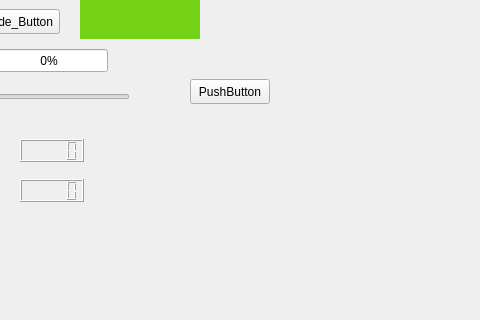
Before: the Qt Designer form mainwindow.ui in MohammadRezaee1932/Debug-test, drawn with Qt 5; both pictures show x 190 to 670 and y 91 to 411 of the 800 by 600 pixel window.
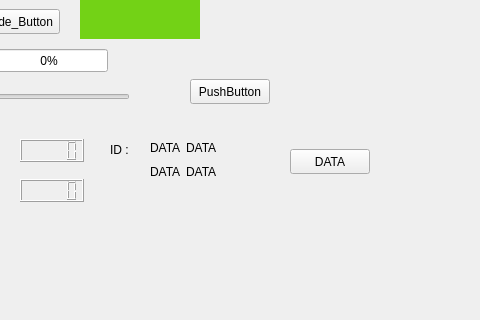
After: the same form once the commit is applied.

Commit message: lable and byte oders

```diff
--- a/mainwindow.ui
+++ b/mainwindow.ui
@@ -118,6 +118,87 @@
      </rect>
     </property>
    </widget>
+   <widget class="QPushButton" name="data">
+    <property name="geometry">
+     <rect>
+      <x>480</x>
+      <y>240</y>
+      <width>80</width>
+      <height>25</height>
+     </rect>
+    </property>
+    <property name="text">
+     <string>DATA</string>
+    </property>
+   </widget>
+   <widget class="QLabel" name="msg_Id">
+    <property name="geometry">
+     <rect>
+      <x>300</x>
+      <y>230</y>
+      <width>21</width>
+      <height>21</height>
+     </rect>
+    </property>
+    <property name="styleSheet">
+     <string notr="true">background-color:&quot;white&quot;</string>
+    </property>
+    <property name="text">
+     <string>ID :</string>
+    </property>
+   </widget>
+   <widget class="QWidget" name="">
+    <property name="geometry">
+     <rect>
+      <x>340</x>
+      <y>230</y>
+      <width>66</width>
+      <height>42</height>
+     </rect>
+    </property>
+    <layout class="QGridLayout" name="gridLayout">
+     <item row="0" column="0">
+      <widget class="QLabel" name="data_2">
+       <property name="styleSheet">
+        <string notr="true">background-color:&quot;white&quot;</string>
+       </property>
+       <property name="text">
+        <string>DATA</string>
+       </property>
+      </widget>
+     </item>
+     <item row="0" column="1">
+      <widget class="QLabel" name="data_1">
+       <property name="styleSheet">
+        <string notr="true">background-color:&quot;white&quot;</string>
+       </property>
+       <property name="text">
+        <string>DATA</string>
+       </property>
+      </widget>
+     </item>
+     <item row="1" column="0">
+      <widget class="QLabel" name="data_4">
+       <property name="styleSheet">
+        <string notr="true">background-color:&quot;white&quot;</string>
+       </property>
+       <property name="text">
+        <string>DATA</string>
+       </property>
+      </widget>
+     </item>
+     <item row="1" column="1">
+      <widget class="QLabel" name="data_3">
+       <property name="styleSheet">
+        <string notr="true">background-color:&quot;white&quot;</string>
+       </property>
+       <property name="text">
+        <string>DATA</string>
+       </property>
+      </widget>
+     </item>
+    </layout>
+   </widget>
   </widget>
   <widget class="QMenuBar" name="menubar">
    <property name="geometry">
```
The commit also changes 2 other files.
